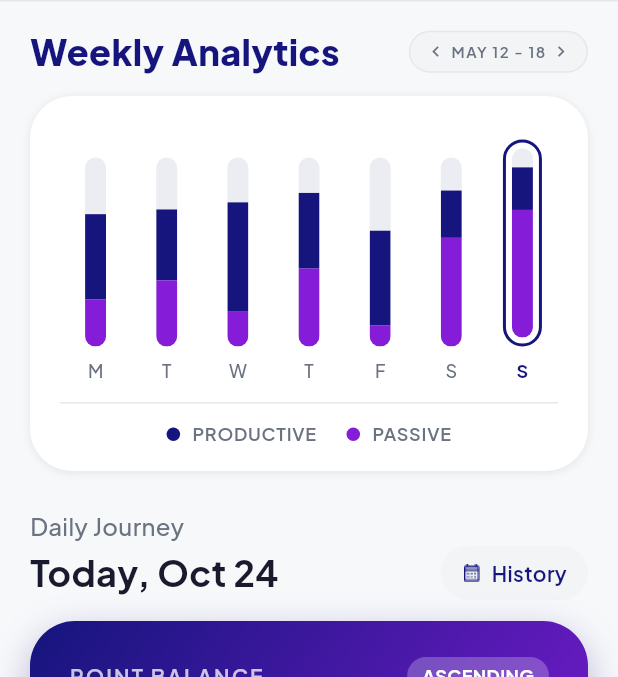
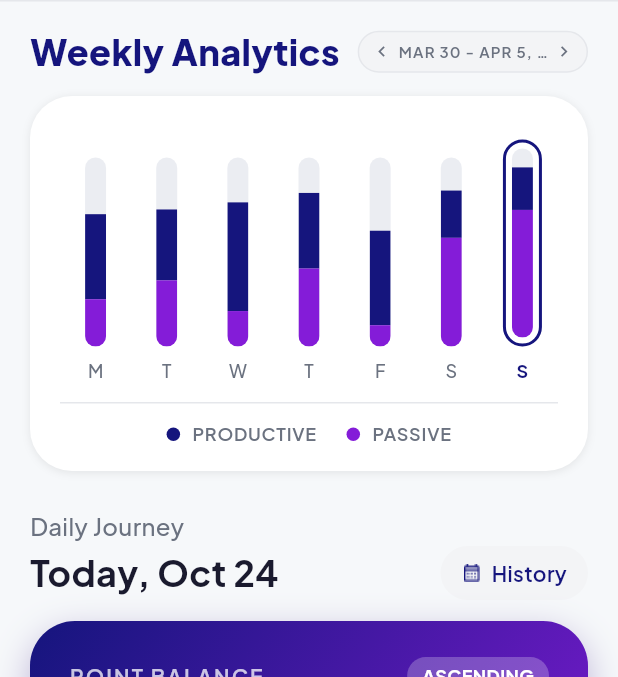
Before and after one commit to lucid-state-project/lucid-state-app, a Flutter app: the AnalyticsPage screen opened by its route, on a phone screen of 412 x 824 dp, the part 84-761 px from its top. Run offline on Flutter 3.47's test engine with Material 3 defaults, Android fonts, the phone set to English and light mode, and no system bars; our stand-ins replace go_router.

Commit message:
feat: analytic screen - section date

```diff
--- a/lib/features/analytics/presentation/pages/analytics_page.dart
+++ b/lib/features/analytics/presentation/pages/analytics_page.dart
@@ -136,8 +136,52 @@ class _AnalyticsHeader extends StatelessWidget {
   }
 }
 
-class _WeeklyAnalyticsSection extends StatelessWidget {
+class _WeeklyAnalyticsSection extends StatefulWidget {
   const _WeeklyAnalyticsSection();
+
+  @override
+  State<_WeeklyAnalyticsSection> createState() => _WeeklyAnalyticsSectionState();
+}
+
+class _WeeklyAnalyticsSectionState extends State<_WeeklyAnalyticsSection> {
+  static const List<String> _monthShort = [
+    'JAN',
+    'FEB',
+    'MAR',
+    'APR',
+    'MAY',
+    'JUN',
+    'JUL',
+    'AUG',
+    'SEP',
+    'OCT',
+    'NOV',
+    'DEC',
+  ];
+
+  late DateTime _weekStart;
+  int _selectedDayIndex = DateTime.now().weekday - 1;
+
+  @override
+  void initState() {
+    super.initState();
+    final now = DateTime.now();
+    _weekStart = DateTime(now.year, now.month, now.day).subtract(
+      Duration(days: now.weekday - 1),
+    );
+  }
+
+  String _weekRangeLabel() {
+    final end = _weekStart.add(const Duration(days: 6));
+    final startMonth = _monthShort[_weekStart.month - 1];
+    final endMonth = _monthShort[end.month - 1];
+
+    if (_weekStart.month == end.month) {
+      return '$startMonth ${_weekStart.day} - ${end.day}, ${end.year}';
+    }
+
+    return '$startMonth ${_weekStart.day} - $endMonth ${end.day}, ${end.year}';
+  }
 
   @override
   Widget build(BuildContext context) {
@@ -157,28 +201,62 @@ class _WeeklyAnalyticsSection extends StatelessWidget {
                 fontWeight: FontWeight.w800,
               ),
             ),
-            const Spacer(),
-            Container(
-              padding: const EdgeInsets.symmetric(horizontal: 10, vertical: 6),
+            const SizedBox(width: 12),
+            Expanded(
+              child: Align(
+                alignment: Alignment.centerRight,
+                child: Container(
+                  constraints: const BoxConstraints(maxWidth: 210),
+                  padding: const EdgeInsets.symmetric(horizontal: 8, vertical: 6),
                   decoration: BoxDecoration(
                     color: AppColors.surfaceVariant,
                     borderRadius: BorderRadius.circular(999),
                     border: Border.all(color: AppColors.divider),
                   ),
                   child: Row(
+                    mainAxisSize: MainAxisSize.min,
                     children: [
-                  const Icon(Icons.chevron_left, size: 14, color: AppColors.textSecondary),
-                  const SizedBox(width: 3),
-                  Text(
-                    'MAY 12 - 18',
+                      GestureDetector(
+                        onTap: () {
+                          setState(() {
+                            _weekStart = _weekStart.subtract(const Duration(days: 7));
+                          });
+                        },
+                        child: const Icon(
+                          Icons.chevron_left,
+                          size: 14,
+                          color: AppColors.textSecondary,
+                        ),
+                      ),
+                      const SizedBox(width: 4),
+                      Flexible(
+                        child: Text(
+                          _weekRangeLabel(),
+                          maxLines: 1,
+                          overflow: TextOverflow.ellipsis,
+                          softWrap: false,
                           style: AppTextStyles.labelSmall.copyWith(
                             color: AppColors.textSecondary,
-                      letterSpacing: 1,
+                            letterSpacing: 0.8,
                           ),
                         ),
-                  const SizedBox(width: 3),
-                  const Icon(Icons.chevron_right, size: 14, color: AppColors.textSecondary),
+                      ),
+                      const SizedBox(width: 4),
+                      GestureDetector(
+                        onTap: () {
+                          setState(() {
+                            _weekStart = _weekStart.add(const Duration(days: 7));
+                          });
+                        },
+                        child: const Icon(
+                          Icons.chevron_right,
+                          size: 14,
+                          color: AppColors.textSecondary,
+                        ),
+                      ),
                     ],
+                  ),
+                ),
               ),
             ),
           ],
@@ -195,8 +273,15 @@ class _WeeklyAnalyticsSection extends StatelessWidget {
                 child: Row(
                   crossAxisAlignment: CrossAxisAlignment.end,
                   children: List.generate(days.length, (i) {
-                    final isSelected = i == 6;
+                    final isSelected = i == _selectedDayIndex;
                     return Expanded(
+                      child: GestureDetector(
+                        behavior: HitTestBehavior.opaque,
+                        onTap: () {
+                          setState(() {
+                            _selectedDayIndex = i;
+                          });
+                        },
                         child: Column(
                           mainAxisAlignment: MainAxisAlignment.end,
                           children: [
@@ -221,6 +306,7 @@ class _WeeklyAnalyticsSection extends StatelessWidget {
                               ),
                             ),
                           ],
+                        ),
                       ),
                     );
                   }),
```
Lines whose indentation alone changed are shown as unchanged.
